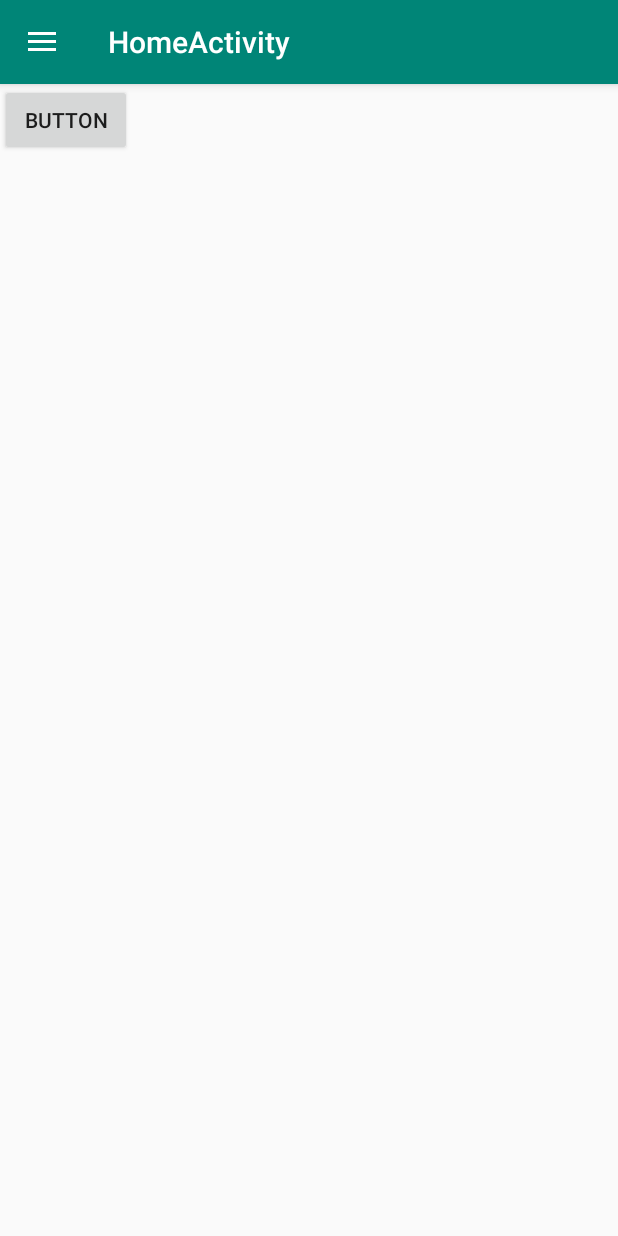
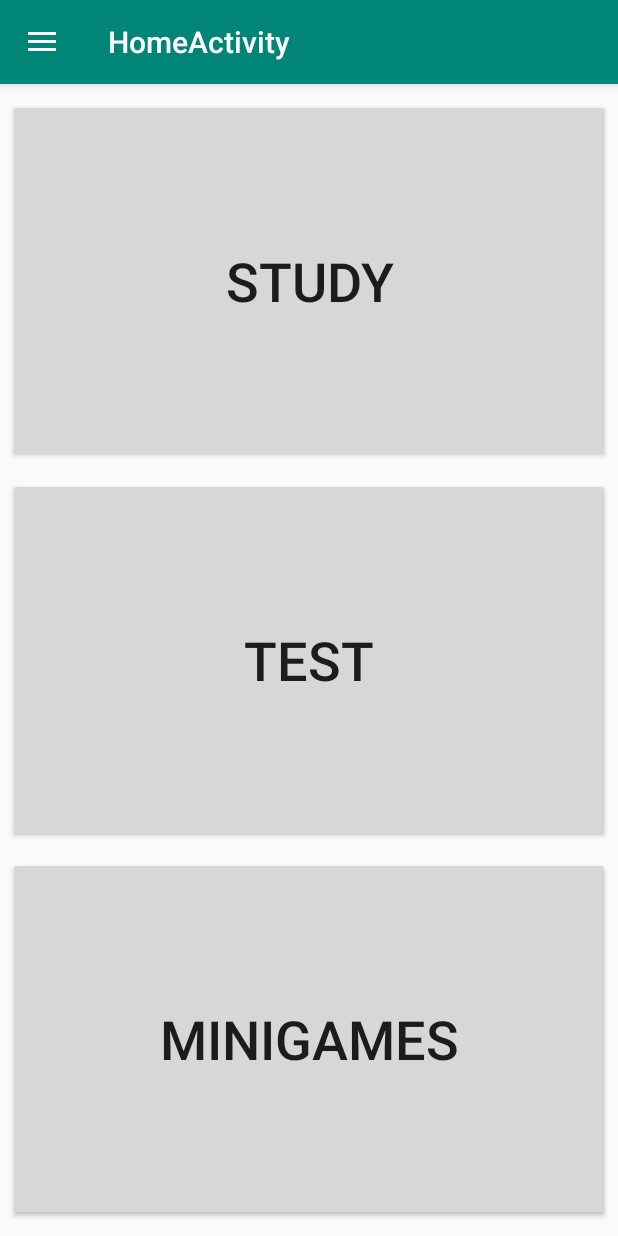
Before and after one commit to zimivanende/HSAI, an Android app: the screen it shows after launch (HomeActivity), on a phone screen of 412 x 824 dp. Run offline under Robolectric (Android 15) with nearby library versions, the phone set to English and light mode, and no system bars.

Commit message:
homeScreen deleted, added the buttons to home activity + little changes here and there (titles and stuff)

```diff
--- a/programma/app/src/main/AndroidManifest.xml
+++ b/programma/app/src/main/AndroidManifest.xml
@@ -19,7 +19,6 @@
                 <category android:name="android.intent.category.LAUNCHER" />
             </intent-filter>
         </activity>
-        <activity android:name=".HomeScreen" />
         <activity android:name=".ChooseTheoryDifficulty" />
         <activity
             android:name=".TheoryScreen"
--- a/programma/app/src/main/java/hsai/prototype/fietsveilig/HomeActivity.java
+++ b/programma/app/src/main/java/hsai/prototype/fietsveilig/HomeActivity.java
@@ -2,10 +2,10 @@ package hsai.prototype.fietsveilig;
 
 import android.content.Intent;
 import android.os.Bundle;
-import android.support.design.widget.FloatingActionButton;
+import android.support.constraint.ConstraintLayout;
 import android.support.design.widget.Snackbar;
+import android.text.Layout;
 import android.view.LayoutInflater;
-import android.view.MotionEvent;
 import android.view.View;
 import android.support.design.widget.NavigationView;
 import android.support.v4.view.GravityCompat;
@@ -16,23 +16,7 @@ import android.support.v7.widget.Toolbar;
 import android.view.Menu;
 import android.view.MenuItem;
 import android.widget.Button;
-import android.view.ViewGroup;
-import android.widget.Button;
 import android.widget.ImageView;
-import android.widget.TextView;
-
-import org.w3c.dom.Text;
-
-/*
-ExpandableListView challenges = (ExpandableListView)findViewById(R.id.challenges_list);
-        ChallengesExpandableListAdapter challengeAdapter = new ChallengesExpandableListAdapter(this);
-        challenges.setAdapter(challengeAdapter);
-        <ExpandableListView
-        android:id="@+id/challenges_list"
-        android:layout_width="match_parent"
-        android:layout_height="wrap_content">
-    </ExpandableListView>
-* */
 
 public class HomeActivity extends AppCompatActivity
         implements NavigationView.OnNavigationItemSelectedListener {
@@ -58,12 +42,33 @@ public class HomeActivity extends AppCompatActivity
     public Button m_button;
 
     public void init() {
-        m_button = findViewById(R.id.button4);
+        Button btnStudy = (Button)findViewById(R.id.buttonStudy);
+        Button btnTest = (Button)findViewById(R.id.buttonTest);
+        Button btnMinigames = (Button)findViewById(R.id.buttonMinigames);
 
-        m_button.setOnClickListener(new View.OnClickListener() {
+        // attach listeners to the buttons to go to the correct activity
+        btnStudy.setOnClickListener(new View.OnClickListener() {
             @Override
             public void onClick(View v) {
-                Intent transfer = new Intent(HomeActivity.this, HomeScreen.class);
+                Intent transfer = new Intent(HomeActivity.this, TheoryScreen.class);
+                startActivity(transfer);
+            }
+        });
+
+        // TODO: add test activity
+        btnTest.setOnClickListener(new View.OnClickListener() {
+            @Override
+            public void onClick(View v) {
+//                Intent transfer = new Intent(HomeActivity.this, TheoryScreen.class);
+//                startActivity(transfer);
+                Snackbar.make((ConstraintLayout)findViewById(R.id.mainContainerHome), "Add a testactivity", Snackbar.LENGTH_LONG).show();
+            }
+        });
+
+        btnMinigames.setOnClickListener(new View.OnClickListener() {
+            @Override
+            public void onClick(View v) {
+                Intent transfer = new Intent(HomeActivity.this, MiniGamesActivity.class);
                 startActivity(transfer);
             }
         });
--- a/programma/app/src/main/java/hsai/prototype/fietsveilig/MiniGamesActivity.java
+++ b/programma/app/src/main/java/hsai/prototype/fietsveilig/MiniGamesActivity.java
@@ -9,5 +9,6 @@ public class MiniGamesActivity extends AppCompatActivity {
     protected void onCreate(Bundle savedInstanceState) {
         super.onCreate(savedInstanceState);
         setContentView(R.layout.activity_mini_games);
+        setTitle("Minigames");
     }
 }
--- a/programma/app/src/main/java/hsai/prototype/fietsveilig/TheoryScreen.java
+++ b/programma/app/src/main/java/hsai/prototype/fietsveilig/TheoryScreen.java
@@ -1,7 +1,9 @@
 package hsai.prototype.fietsveilig;
 
+import android.support.v7.app.ActionBar;
 import android.support.v7.app.AppCompatActivity;
 import android.os.Bundle;
+import android.support.v7.widget.Toolbar;
 
 public class TheoryScreen extends AppCompatActivity {
 
@@ -9,5 +11,6 @@ public class TheoryScreen extends AppCompatActivity {
     protected void onCreate(Bundle savedInstanceState) {
         super.onCreate(savedInstanceState);
         setContentView(R.layout.activity_theory_screen);
+
     }
 }
--- a/programma/app/src/main/res/layout/activity_challenges.xml
+++ b/programma/app/src/main/res/layout/activity_challenges.xml
@@ -1,5 +1,6 @@
 <?xml version="1.0" encoding="utf-8"?>
-<android.support.constraint.ConstraintLayout xmlns:android="http://schemas.android.com/apk/res/android"
+<android.support.constraint.ConstraintLayout
+    xmlns:android="http://schemas.android.com/apk/res/android"
     xmlns:app="http://schemas.android.com/apk/res-auto"
     xmlns:tools="http://schemas.android.com/tools"
     android:layout_width="match_parent"
--- a/programma/app/src/main/res/layout/content_home.xml
+++ b/programma/app/src/main/res/layout/content_home.xml
@@ -4,15 +4,58 @@
     xmlns:tools="http://schemas.android.com/tools"
     android:layout_width="match_parent"
     android:layout_height="match_parent"
+    android:id="@+id/mainContainerHome"
     app:layout_behavior="@string/appbar_scrolling_view_behavior"
     tools:context=".HomeActivity"
     tools:showIn="@layout/app_bar_home">
 
-    <Button
-        android:id="@+id/button4"
-        android:layout_width="wrap_content"
-        android:layout_height="wrap_content"
-        android:text="Button"
-        tools:layout_editor_absoluteX="107dp"
-        tools:layout_editor_absoluteY="164dp" />
+    <LinearLayout
+        android:id="@+id/linearLayout"
+        android:layout_width="match_parent"
+        android:layout_height="match_parent"
+        android:orientation="vertical"
+        app:layout_constraintBottom_toBottomOf="parent"
+        app:layout_constraintEnd_toEndOf="parent"
+        app:layout_constraintStart_toStartOf="parent"
+        app:layout_constraintTop_toTopOf="parent">
+
+        <Button
+            android:id="@+id/buttonStudy"
+            android:layout_width="fill_parent"
+            android:layout_height="0dp"
+            android:layout_weight="2"
+            android:layout_marginLeft="@dimen/spacing_small_side"
+            android:layout_marginTop="@dimen/spacing_med"
+            android:layout_marginRight="@dimen/spacing_small_side"
+            android:text="@string/study_button"
+            android:textSize="36sp"/>
+
+        <Button
+            android:id="@+id/buttonTest"
+            android:layout_width="fill_parent"
+            android:layout_height="0dp"
+            android:layout_weight="2"
+            android:layout_marginLeft="@dimen/spacing_small_side"
+            android:layout_marginTop="@dimen/spacing_med"
+            android:layout_marginRight="@dimen/spacing_small_side"
+            android:text="@string/test_button"
+            android:textSize="36sp"
+            tools:layout_editor_absoluteX="10dp"
+            tools:layout_editor_absoluteY="136dp" />
+
+        <Button
+            android:id="@+id/buttonMinigames"
+            android:layout_width="fill_parent"
+            android:layout_height="0dp"
+            android:layout_weight="2"
+            android:layout_marginLeft="@dimen/spacing_small_side"
+            android:layout_marginTop="@dimen/spacing_med"
+            android:layout_marginRight="@dimen/spacing_small_side"
+            android:layout_marginBottom="@dimen/spacing_med"
+            android:text="@string/minigames_button"
+            android:textSize="36sp"
+            tools:layout_editor_absoluteX="136dp"
+            tools:layout_editor_absoluteY="268dp" />
+    </LinearLayout>
+
 </android.support.constraint.ConstraintLayout>
--- a/programma/app/src/main/res/values-v21/styles.xml
+++ /dev/null
@@ -1,9 +0,0 @@
-<resources>
-
-    <style name="AppTheme.NoActionBar">
-        <item name="windowActionBar">false</item>
-        <item name="windowNoTitle">true</item>
-        <item name="android:statusBarColor">@color/colorPrimaryDark</item>
-    </style>
-
-</resources>
--- a/programma/app/src/main/res/values/strings.xml
+++ b/programma/app/src/main/res/values/strings.xml
@@ -94,6 +94,8 @@
     <string name="profile_name">Edgar</string>
     <string name="profile_title">Experienced</string>
 
+    <!-- THEORY ACTIVITY -->
+    <string name="theoryActivityTitle">Theorie</string>
 
     <string name="study_button">Study</string>
     <string name="test_button">Test</string>
```
Also changed, not shown: programma/app/src/main/java/hsai/prototype/fietsveilig/ChallengesActivity.java (+17 -1 lines), programma/app/src/main/java/hsai/prototype/fietsveilig/HomeScreen.java (deleted, +0 -32 lines), programma/app/src/main/res/layout/activity_theory_screen.xml (+9 -5 lines), programma/app/src/main/res/layout/fragment_theory_screen.xml (deleted, +0 -23 lines), programma/app/src/main/res/layout/home_screen.xml (deleted, +0 -53 lines).
